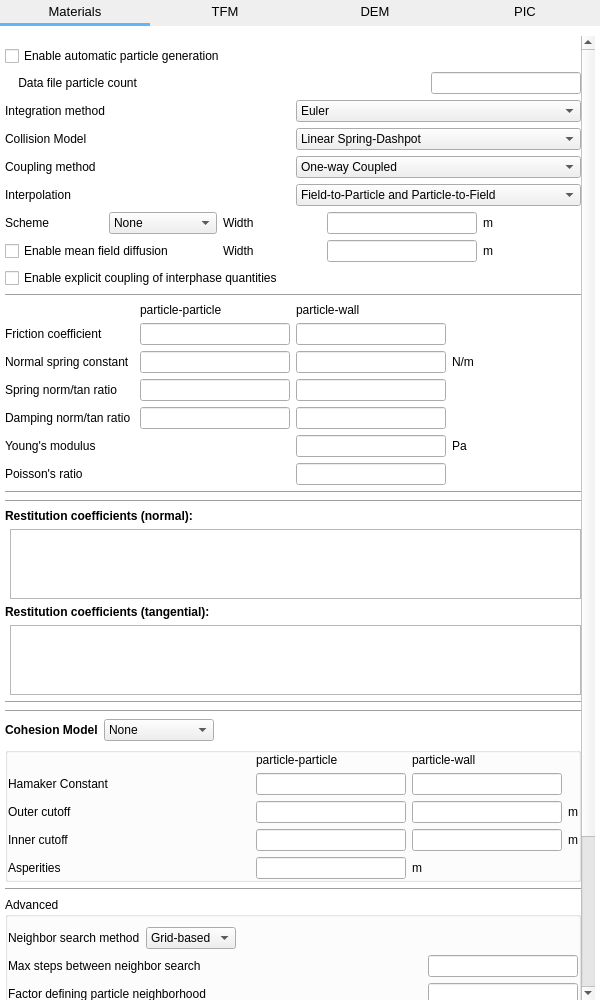
Above: mfixgui/uifiles/solids.ui from truongd8593/mfix before the change. Below: the same form after it.
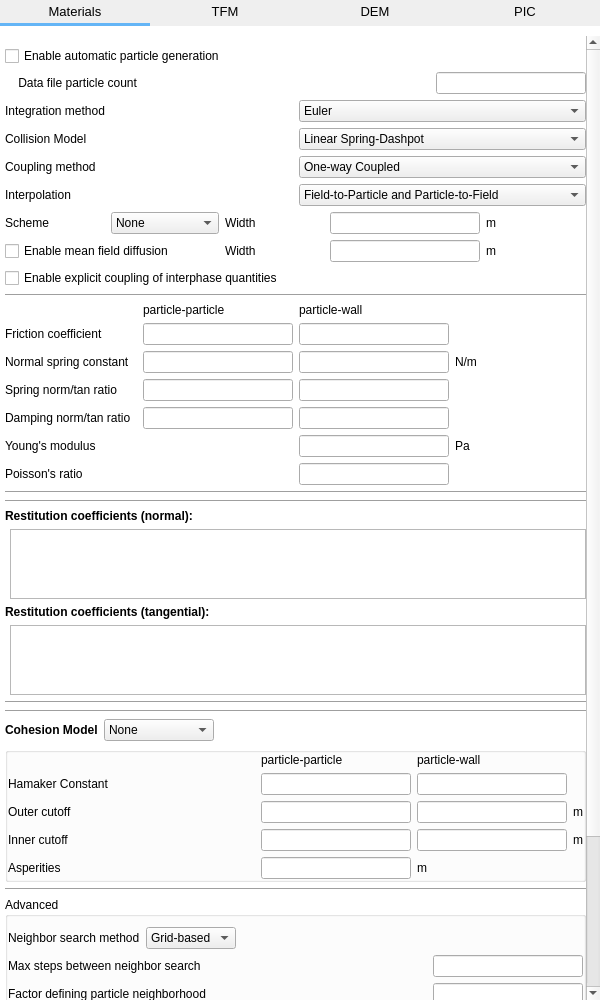
That is the form after the change. The open tabs and pages were chosen to show the change. Custom widgets are drawn as their Qt base class.

```diff
--- a/mfixgui/uifiles/solids.ui
+++ b/mfixgui/uifiles/solids.ui
@@ -1693,7 +1693,7 @@
         <number>10</number>
        </property>
        <property name="rightMargin">
-        <number>5</number>
+        <number>0</number>
        </property>
        <property name="bottomMargin">
         <number>0</number>
```
